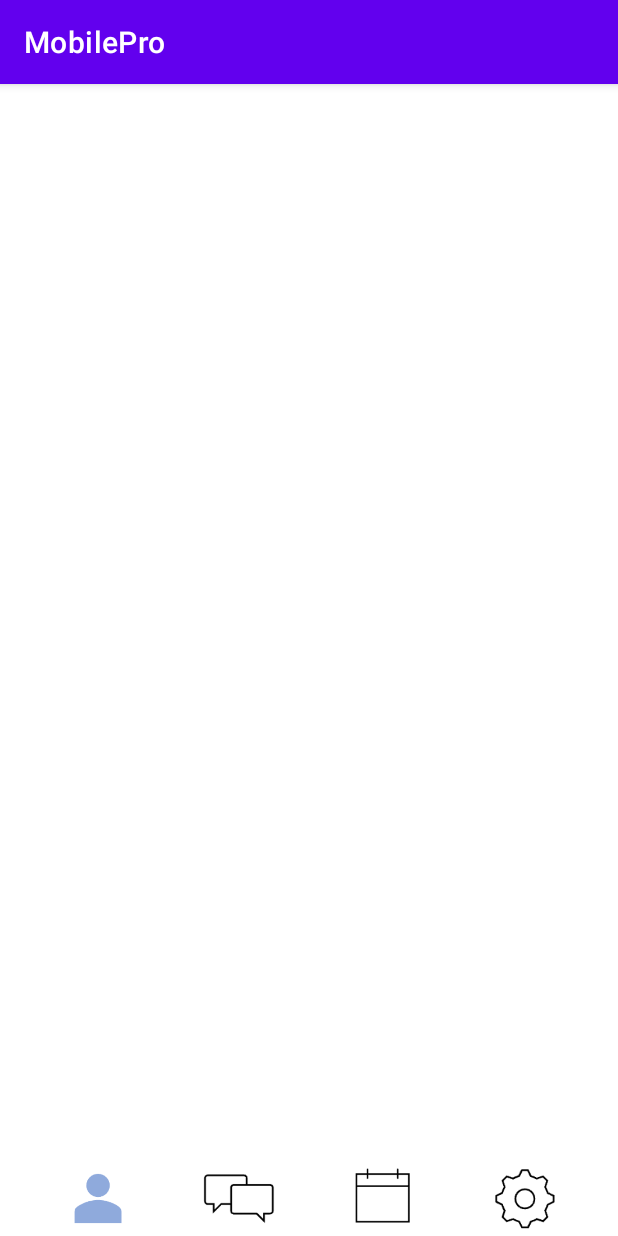
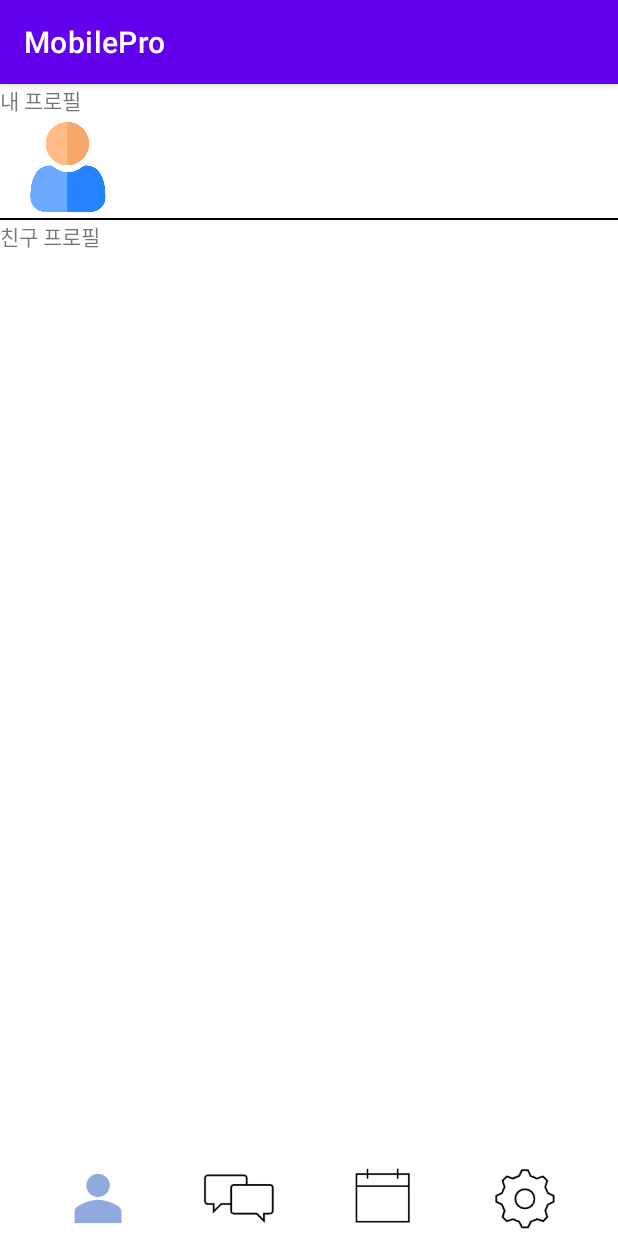
Before and after one commit to rcg3923/Mp, an Android app: the MainFragment screen opened directly, with no data from a screen before it, on a phone screen of 412 x 824 dp. Run offline under Robolectric (Android 15) with nearby library versions, the phone set to English and light mode, and no system bars; our stand-ins replace Firebase (no records; nobody signed in at launch, a user with empty details on screens opened directly).

Commit message:
친구추가 제외한 친구창 구현

```diff
--- a/app/src/main/java/com/example/mobilepro/MainFragment.java
+++ b/app/src/main/java/com/example/mobilepro/MainFragment.java
@@ -16,9 +16,13 @@ import androidx.recyclerview.widget.RecyclerView;
 
 import com.example.mobilepro.Account.UserAccount;
 import com.example.mobilepro.MainActivity;
+import com.google.firebase.auth.FirebaseAuth;
+import com.google.firebase.auth.FirebaseUser;
 import com.google.firebase.database.DataSnapshot;
 import com.google.firebase.database.DatabaseError;
+import com.google.firebase.database.DatabaseReference;
 import com.google.firebase.database.FirebaseDatabase;
+import com.google.firebase.database.Query;
 import com.google.firebase.database.ValueEventListener;
 
 import java.util.ArrayList;
@@ -27,6 +31,9 @@ import java.util.List;
 // 친구창 프래그먼트
 public class MainFragment extends Fragment {
 
+    FirebaseUser firebaseUser = FirebaseAuth.getInstance().getCurrentUser();
+    DatabaseReference databaseReference = FirebaseDatabase.getInstance().getReference();
+
     @Override
     public View onCreateView(LayoutInflater inflater, ViewGroup container, Bundle savedInstanceState){
         ViewGroup rootView = (ViewGroup) inflater.inflate(R.layout.fragment_main, container, false);
@@ -34,7 +41,25 @@ public class MainFragment extends Fragment {
         recyclerView.setLayoutManager(new LinearLayoutManager(inflater.getContext()));
         recyclerView.setAdapter(new PeopleFragmentRecyclerViewAdapter());
 
+        TextView curr_name = rootView.findViewById(R.id.tv_username);
+        TextView curr_email = rootView.findViewById(R.id.tv_useremail);
 
+        // 내 프로필에 해당하는 부분의 정보 채우기.
+        databaseReference.child("UserAccount").child(firebaseUser.getUid()).child("name").addValueEventListener(new ValueEventListener() {
+            @Override
+            public void onDataChange(@NonNull DataSnapshot dataSnapshot) {
+                String value = dataSnapshot.getValue(String.class);
+                curr_name.setText(value);
+            }
+
+            @Override
+            public void onCancelled(@NonNull DatabaseError error) {
+
+            }
+        });
+        curr_email.setText(firebaseUser.getEmail());
+
+        // 밑에 있는 버튼
         ImageButton btn_chat = rootView.findViewById(R.id.button_chat);
         ImageButton btn_calendar = rootView.findViewById(R.id.button_calendar);
         ImageButton btn_set = rootView.findViewById(R.id.button_set);
@@ -77,7 +102,10 @@ public class MainFragment extends Fragment {
                 @Override
                 public void onDataChange(@NonNull DataSnapshot dataSnapshot) {
                     for(DataSnapshot snapshot : dataSnapshot.getChildren()) {
-                        userAccounts.add(snapshot.getValue(UserAccount.class));
+                        // 친구창엔 나를 제외한 나머지 사람들이 모두 들어간다.
+                        if(!snapshot.getValue(UserAccount.class).getEmailId().equals(firebaseUser.getEmail())) {
+                            userAccounts.add(snapshot.getValue(UserAccount.class));
+                        }
                     }
                     notifyDataSetChanged();
                 }
--- a/app/src/main/res/layout/fragment_main.xml
+++ b/app/src/main/res/layout/fragment_main.xml
@@ -7,7 +7,67 @@
     android:orientation="vertical"
     tools:context=".MainFragment">
 
+    <!-- 본인 프로필 -->
+    <LinearLayout
+        android:layout_width="match_parent"
+        android:layout_height="110sp"
+        android:orientation="vertical">
 
+        <TextView
+            android:layout_width="wrap_content"
+            android:layout_height="wrap_content"
+            android:text="내 프로필" />
+
+        <LinearLayout
+            android:layout_width="match_parent"
+            android:layout_height="wrap_content"
+            android:orientation="horizontal">
+
+            <ImageView
+                android:id="@+id/iv_user"
+                android:layout_width="60dp"
+                android:layout_height="60dp"
+                android:layout_marginStart="15dp"
+                android:layout_marginLeft="15dp"
+                android:layout_marginTop="4dp"
+                android:layout_marginBottom="4dp"
+                android:src="@drawable/icon_user" />
+
+            <TextView
+                android:id="@+id/tv_username"
+                android:layout_width="wrap_content"
+                android:layout_height="wrap_content"
+                android:layout_gravity="center_vertical"
+                android:layout_marginStart="24dp"
+                android:layout_marginLeft="24dp"
+                android:layout_marginTop="4dp"
+                android:text="이름"
+                android:textColor="#000000"
+                android:textSize="20sp"
+                android:textStyle="bold" />
+
+            <TextView
+                android:id="@+id/tv_useremail"
+                android:layout_width="wrap_content"
+                android:layout_height="wrap_content"
+                android:layout_marginStart="25dp"
+                android:layout_marginLeft="26dp"
+                android:layout_marginTop="6dp"
+                android:text="이메일"
+                android:textColor="#8A252525" />
+        </LinearLayout>
+
+        <LinearLayout
+            android:background="@android:color/background_dark"
+            android:layout_width="match_parent"
+            android:layout_height="1dp" />
+
+        <TextView
+            android:layout_width="wrap_content"
+            android:layout_height="wrap_content"
+            android:text="친구 프로필" />
+
+    </LinearLayout>
 
 
     <!-- 유저 레이아웃 -->
```
